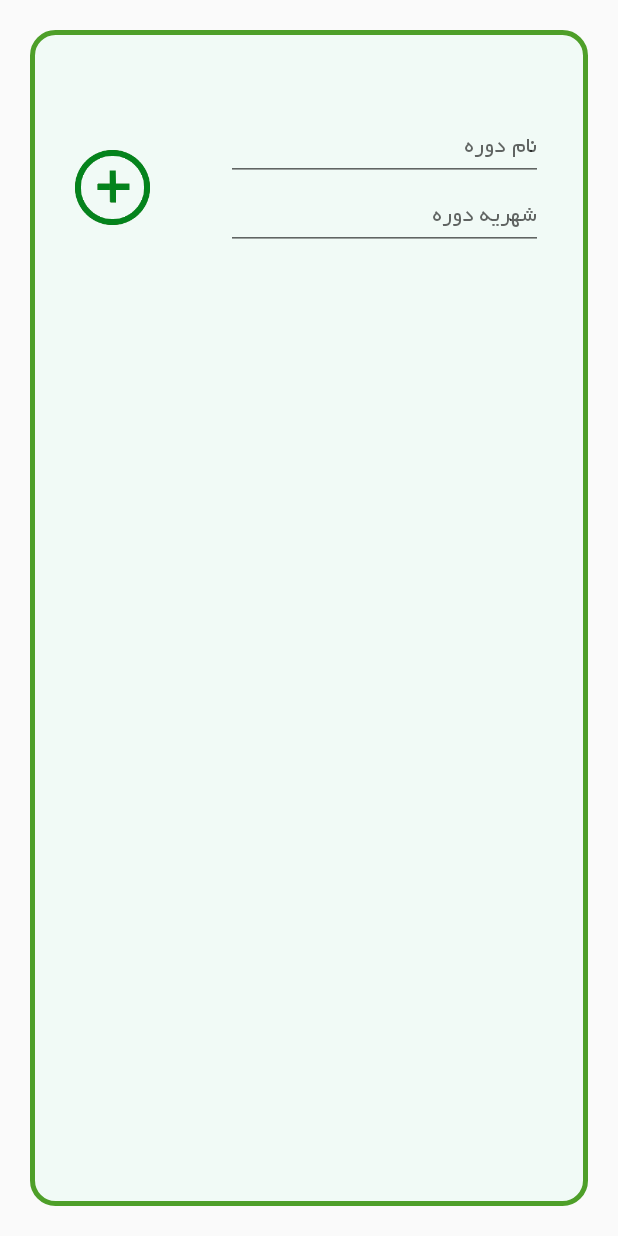
After one commit to rohanimorteza/BottomNavigationTemplate, an Android app: the fragment DefFrgCRS placed in its activity, on a phone screen of 412 x 824 dp. The commit adds this screen. Run offline under Robolectric (Android 15) with nearby library versions, the phone set to English and light mode, and no system bars; 2 statements that could not run were skipped.

Commit message:
009 -added two fragments to load in Definition Fragment -added RecyclerView and Adapters for each fragment in Definition Fragment

```diff
--- /dev/null
+++ b/app/src/main/java/com/example/mortrza/mybottomnavigationtemplate/FRAGMENTS/DefFrgCRS.java
@@ -0,0 +1,114 @@
+package com.example.mortrza.mybottomnavigationtemplate.FRAGMENTS;
+
+import android.os.Bundle;
+import android.support.annotation.NonNull;
+import android.support.annotation.Nullable;
+import android.support.v4.app.Fragment;
+import android.support.v7.widget.GridLayoutManager;
+import android.support.v7.widget.RecyclerView;
+import android.view.LayoutInflater;
+import android.view.View;
+import android.view.ViewGroup;
+import android.widget.EditText;
+import android.widget.ImageView;
+import android.widget.Toast;
+
+
+import com.example.mortrza.mybottomnavigationtemplate.ADAPTERS.CrsAdapter;
+import com.example.mortrza.mybottomnavigationtemplate.ENCAP.Course;
+import com.example.mortrza.mybottomnavigationtemplate.ENCAP.Education;
+
+import com.example.mortrza.mybottomnavigationtemplate.R;
+import com.example.mortrza.mybottomnavigationtemplate.dbHandler;
+
+import java.util.ArrayList;
+import java.util.List;
+
+public class DefFrgCRS extends Fragment {
+
+    EditText CrsNameEdt,CrsTuitionEdt;
+    ImageView addImg;
+    RecyclerView recyclerView;
+    List<Education> EduList;
+    dbHandler dbh;
+
+
+
+
+
+
+    @Nullable
+    @Override
+    public View onCreateView(@NonNull LayoutInflater inflater, @Nullable ViewGroup container, @Nullable Bundle savedInstanceState) {
+
+        View view = inflater.inflate(R.layout.fragment_def_crs,container,false);
+        setupView(view);
+
+        return view;
+    }
+
+    public void setupView(View view){
+
+
+        CrsNameEdt = view.findViewById(R.id.edt_def_name);
+        CrsTuitionEdt = view.findViewById(R.id.edt_def_tuition);
+        addImg = view.findViewById(R.id.img_def_add);
+        recyclerView = view.findViewById(R.id.rec_def);
+        EduList =new ArrayList<>();
+
+        dbh = new dbHandler(getContext());
+        dbh.open();
+
+        if(dbh.displayCourseCount()>0){
+            setupRecycler(dbh.displayCourse());
+        }
+
+        dbh.close();
+
+
+        addImg.setOnClickListener(new View.OnClickListener() {
+            @Override
+            public void onClick(View v) {
+                if (CrsTuitionEdt.getText().toString().equals("")){
+                    Toast.makeText(getContext(),"شهریه را وارد کنید",Toast.LENGTH_LONG).show();
+                }
+                if (CrsNameEdt.getText().toString().equals("")){
+                    Toast.makeText(getContext(),"نام دوره را صحیح وارد کنید",Toast.LENGTH_LONG).show();
+                }
+                if (!CrsNameEdt.getText().toString().equals("") && !CrsTuitionEdt.getText().toString().equals("")) {
+
+                    dbHandler dbh = new dbHandler(getContext());
+                    dbh.open();
+                    dbh.insertCrs(CrsNameEdt.getText().toString(), CrsTuitionEdt.getText().toString());
+                    CrsNameEdt.getText().clear();
+                    CrsTuitionEdt.getText().clear();
+                    dbh.close();
+
+                    dbh = new dbHandler(getContext());
+                    dbh.open();
+                    setupRecycler(dbh.displayCourse());
+                    dbh.close();
+
+
+                    Toast.makeText(getContext(),"ذخیره شد",Toast.LENGTH_LONG).show();
+                }
+
+            }
+        });
+
+
+    }
+
+
+    public  void  setupRecycler(List<Course> CourseList){
+
+        if(CourseList.size()>0){
+            CrsAdapter crsAdapter = new CrsAdapter(getContext(),CourseList);
+            recyclerView.setLayoutManager(new GridLayoutManager(getContext(),2));
+            recyclerView.setAdapter(crsAdapter);
+        }else{
+            recyclerView.setAdapter(null);
+        }
+    }
+
+}
--- a/app/src/main/res/layout/activity_definition.xml
+++ b/app/src/main/res/layout/activity_definition.xml
@@ -1,9 +1,19 @@
 <?xml version="1.0" encoding="utf-8"?>
-<android.support.constraint.ConstraintLayout xmlns:android="http://schemas.android.com/apk/res/android"
+<LinearLayout
+
+    xmlns:android="http://schemas.android.com/apk/res/android"
     xmlns:app="http://schemas.android.com/apk/res-auto"
     xmlns:tools="http://schemas.android.com/tools"
     android:layout_width="match_parent"
     android:layout_height="match_parent"
+    android:orientation="vertical"
+    android:background="@drawable/shape_def"
+    android:layout_margin="20dp"
     tools:context=".DefinitionActivity">
 
-</android.support.constraint.ConstraintLayout>
+    <FrameLayout
+        android:layout_width="match_parent"
+        android:layout_height="match_parent"
+        android:id="@+id/container"/>
+
+</LinearLayout>
--- /dev/null
+++ b/app/src/main/res/layout/fragment_def_crs.xml
@@ -0,0 +1,65 @@
+<?xml version="1.0" encoding="utf-8"?>
+<LinearLayout
+
+    xmlns:android="http://schemas.android.com/apk/res/android"
+    xmlns:app="http://schemas.android.com/apk/res-auto"
+    xmlns:tools="http://schemas.android.com/tools"
+    android:layout_width="match_parent"
+    android:layout_height="match_parent"
+    android:orientation="vertical"
+    android:layout_marginTop="50dp"
+    tools:context=".DefinitionActivity">
+
+
+
+    <LinearLayout
+        android:layout_width="match_parent"
+        android:layout_height="wrap_content"
+        android:orientation="horizontal">
+
+        <ImageView
+            android:id="@+id/img_def_add"
+            android:layout_marginTop="25dp"
+            android:layout_marginRight="25dp"
+            android:layout_marginLeft="25dp"
+            android:layout_width="50dp"
+            android:layout_height="50dp"
+            android:src="@mipmap/ico_plus"/>
+
+        <LinearLayout
+            android:layout_width="match_parent"
+            android:layout_height="wrap_content"
+            android:orientation="vertical">
+
+            <EditText
+                android:layout_marginRight="25dp"
+                android:layout_marginLeft="25dp"
+                android:id="@+id/edt_def_name"
+                android:fontFamily="@font/yekan"
+                android:layout_width="match_parent"
+                android:layout_height="wrap_content"
+                android:hint="نام دوره"
+                />
+
+            <EditText
+                android:layout_marginRight="25dp"
+                android:layout_marginLeft="25dp"
+                android:id="@+id/edt_def_tuition"
+                android:fontFamily="@font/yekan"
+                android:layout_width="match_parent"
+                android:layout_height="wrap_content"
+                android:inputType="number"
+                android:hint="شهریه دوره"
+                />
+
+        </LinearLayout>
+
+
+    </LinearLayout>
+    <android.support.v7.widget.RecyclerView
+        android:layout_marginTop="20dp"
+        android:id="@+id/rec_def"
+        android:layout_width="match_parent"
+        android:layout_height="match_parent"/>
+
+</LinearLayout>
```
Also changed, not shown: app/src/main/java/com/example/mortrza/mybottomnavigationtemplate/ADAPTERS/CrsAdapter.java (added, +74 -0 lines), app/src/main/java/com/example/mortrza/mybottomnavigationtemplate/ADAPTERS/EduAdapter.java (added, +61 -0 lines), app/src/main/java/com/example/mortrza/mybottomnavigationtemplate/ADAPTERS/STDAdapter.java (added, +76 -0 lines), app/src/main/java/com/example/mortrza/mybottomnavigationtemplate/DefinitionActivity.java (+21 -0 lines), app/src/main/java/com/example/mortrza/mybottomnavigationtemplate/FRAGMENTS/DefFrgEdu.java (added, +120 -0 lines), app/src/main/res/layout/fragment_def_edu.xml (added, +43 -0 lines), app/src/main/res/layout/list_crs.xml (added, +80 -0 lines), app/src/main/res/layout/list_edu.xml (added, +26 -0 lines), app/src/main/res/layout/list_std.xml (added, +36 -0 lines), app/src/main/assets/byekan.ttf (added), app/src/main/res/font/yekan.ttf (added), app/src/main/res/mipmap-hdpi/ico_plus.png (added), app/src/main/res/mipmap-hdpi/ico_std.png (added).
